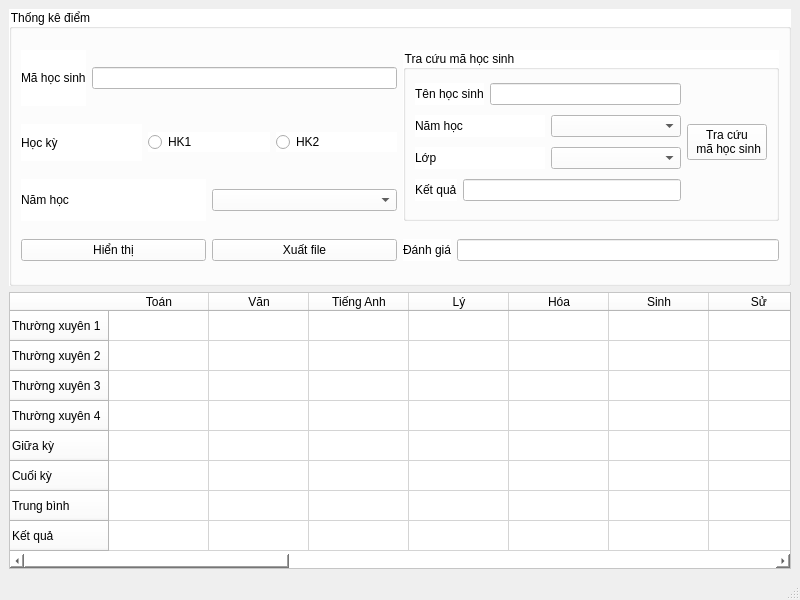
Old version of the form HongGrader/thongkediem.ui in the repository vumari/HongGrader.
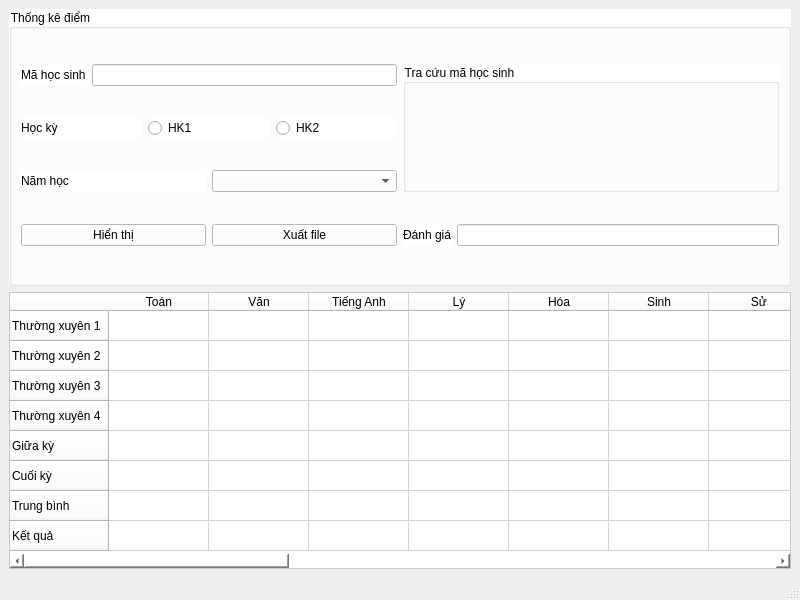
New version of the form. Custom widgets are drawn as their Qt base class.

Commit message: Tách hộp tra cứu mã học sinh thành 1 lớp riêng

The edit to the form file:
```diff
--- a/HongGrader/thongkediem.ui
+++ b/HongGrader/thongkediem.ui
@@ -47,72 +47,6 @@
          <property name="title">
           <string>Tra cứu mã học sinh</string>
          </property>
-         <layout class="QGridLayout" name="gridLayout">
-          <item row="1" column="0">
-           <layout class="QHBoxLayout" name="horizontalLayout_2">
-            <item>
-             <widget class="QLabel" name="label_7">
-              <property name="text">
-               <string>Năm học</string>
-              </property>
-             </widget>
-            </item>
-            <item>
-             <widget class="QComboBox" name="CBtracuunamhoc"/>
-            </item>
-           </layout>
-          </item>
-          <item row="1" column="1" rowspan="2">
-           <widget class="QPushButton" name="BTtracuu">
-            <property name="text">
-             <string>Tra cứu 
- mã học sinh</string>
-            </property>
-           </widget>
-          </item>
-          <item row="2" column="0">
-           <layout class="QHBoxLayout" name="horizontalLayout_3">
-            <item>
-             <widget class="QLabel" name="label_8">
-              <property name="text">
-               <string>Lớp</string>
-              </property>
-             </widget>
-            </item>
-            <item>
-             <widget class="QComboBox" name="CBlop"/>
-            </item>
-           </layout>
-          </item>
-          <item row="3" column="0">
-           <layout class="QHBoxLayout" name="horizontalLayout_4">
-            <item>
-             <widget class="QLabel" name="label_9">
-              <property name="text">
-               <string>Kết quả</string>
-              </property>
-             </widget>
-            </item>
-            <item>
-             <widget class="QLineEdit" name="CBketqua"/>
-            </item>
-           </layout>
-          </item>
-          <item row="0" column="0">
-           <layout class="QHBoxLayout" name="horizontalLayout">
-            <item>
-             <widget class="QLabel" name="label_6">
-              <property name="text">
-               <string>Tên học sinh</string>
-              </property>
-             </widget>
-            </item>
-            <item>
-             <widget class="QLineEdit" name="LETenHS"/>
-            </item>
-           </layout>
-          </item>
-         </layout>
         </widget>
        </item>
        <item row="1" column="0">
@@ -341,6 +275,14 @@
   </widget>
   <widget class="QStatusBar" name="statusbar"/>
  </widget>
+ <customwidgets>
+  <customwidget>
+   <class>hoptracuuhocsinh</class>
+   <extends>QGroupBox</extends>
+   <header>hoptracuuhocsinh.h</header>
+   <container>1</container>
+  </customwidget>
+ </customwidgets>
  <resources/>
  <connections/>
 </ui>
```
Left out of the diff: 2 changed lines with no effect on the pictures. The commit also changes 9 other files.
